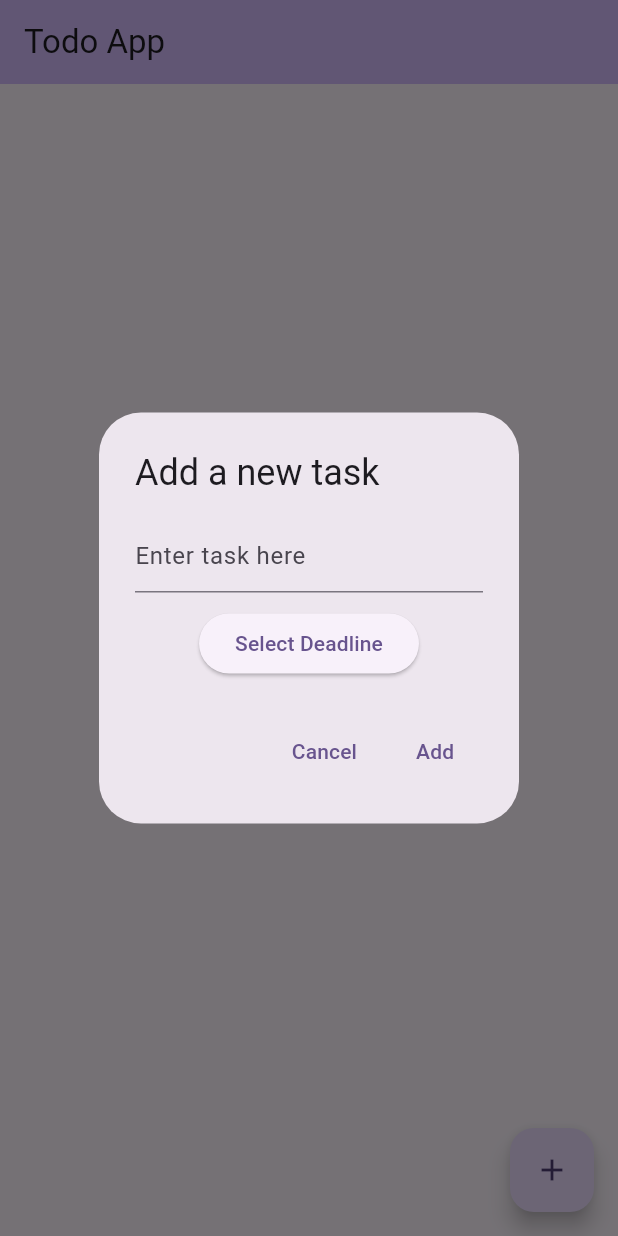
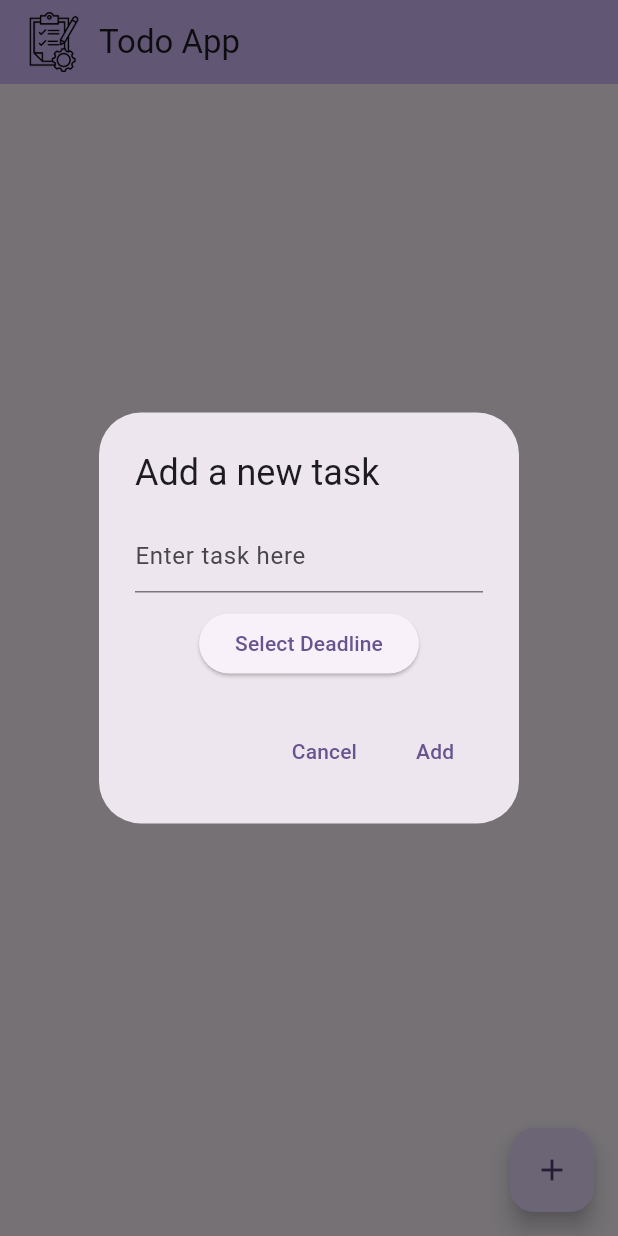
Before and after one commit to romikgosai/flutter_todo_app, a Flutter app: the screen it shows after launch, after a tap on the "add" icon, on a phone screen of 412 x 824 dp. Run offline on Flutter 3.47's test engine with Material 3 defaults, Android fonts, the phone set to English and light mode, and no system bars; our stand-ins replace shared_preferences.

```diff
--- a/lib/main.dart
+++ b/lib/main.dart
@@ -1,4 +1,6 @@
 import 'package:flutter/material.dart';
+import 'package:shared_preferences/shared_preferences.dart';
+import 'dart:convert';
 import 'models/todo_item.dart';
 
 // Entry point of the application
@@ -13,7 +15,7 @@ class MyApp extends StatelessWidget {
   @override
   Widget build(BuildContext context) {
     return MaterialApp(
-      title: 'Flutter Demo',
+      title: 'Flutter Todo App',
       theme: ThemeData(
         colorScheme: ColorScheme.fromSeed(seedColor: Colors.deepPurple),
       ),
@@ -36,12 +38,39 @@ class _MyHomePageState extends State<MyHomePage> {
   // List to store todo items
   final List<TodoItem> _todoItems = [];
 
+  @override
+  void initState() {
+    super.initState();
+    _loadTodoItems();
+  }
+
+  // Method to load todo items from shared preferences
+  void _loadTodoItems() async {
+    final prefs = await SharedPreferences.getInstance();
+    final String? todoItemsString = prefs.getString('todoItems');
+    if (todoItemsString != null) {
+      final List<dynamic> todoItemsJson = jsonDecode(todoItemsString);
+      setState(() {
+        _todoItems.clear();
+        _todoItems.addAll(todoItemsJson.map((item) => TodoItem.fromJson(item)));
+      });
+    }
+  }
+
+  // Method to save todo items to shared preferences
+  void _saveTodoItems() async {
+    final prefs = await SharedPreferences.getInstance();
+    final String todoItemsString = jsonEncode(_todoItems);
+    await prefs.setString('todoItems', todoItemsString);
+  }
+
   // Method to add a new todo item with a deadline
   void _addTodoItem(String title, DateTime? deadline) {
     setState(() {
       _todoItems.add(
         TodoItem(title: title, deadline: deadline ?? DateTime.now()),
       );
+      _saveTodoItems();
     });
   }
 
@@ -49,6 +78,7 @@ class _MyHomePageState extends State<MyHomePage> {
   void _toggleTodoItem(TodoItem item) {
     setState(() {
       item.isDone = !item.isDone;
+      _saveTodoItems();
     });
   }
 
@@ -56,6 +86,7 @@ class _MyHomePageState extends State<MyHomePage> {
   void _deleteTodoItem(int index) {
     setState(() {
       _todoItems.removeAt(index);
+      _saveTodoItems();
     });
   }
 
@@ -170,7 +201,13 @@ class _MyHomePageState extends State<MyHomePage> {
     return Scaffold(
       appBar: AppBar(
         backgroundColor: Theme.of(context).colorScheme.inversePrimary,
-        title: Text(widget.title),
+        title: Row(
+          children: [
+            Image.asset('assets/logo.png', height: 40),
+            const SizedBox(width: 10),
+            Text(widget.title),
+          ],
+        ),
       ),
       body: Column(
         children: [
--- a/lib/models/todo_item.dart
+++ b/lib/models/todo_item.dart
@@ -11,4 +11,20 @@ class TodoItem {
 
   // Constructor to initialize the todo item
   TodoItem({required this.title, this.isDone = false, required this.deadline});
+
+  // Convert a TodoItem into a Map. The keys must correspond to the names of the fields.
+  Map<String, dynamic> toJson() => {
+    'title': title,
+    'deadline': deadline.toIso8601String(),
+    'isDone': isDone,
+  };
+
+  // Convert a Map into a TodoItem.
+  factory TodoItem.fromJson(Map<String, dynamic> json) {
+    return TodoItem(
+      title: json['title'],
+      deadline: DateTime.parse(json['deadline']),
+      isDone: json['isDone'],
+    );
+  }
 }
--- a/pubspec.yaml
+++ b/pubspec.yaml
@@ -30,9 +30,7 @@ environment:
 dependencies:
   flutter:
     sdk: flutter
-
-  # The following adds the Cupertino Icons font to your application.
-  # Use with the CupertinoIcons class for iOS style icons.
+  shared_preferences: ^2.0.13
   cupertino_icons: ^1.0.8
 
 dev_dependencies:
```
Also changed, not shown: pubspec.lock, 2 other files.
